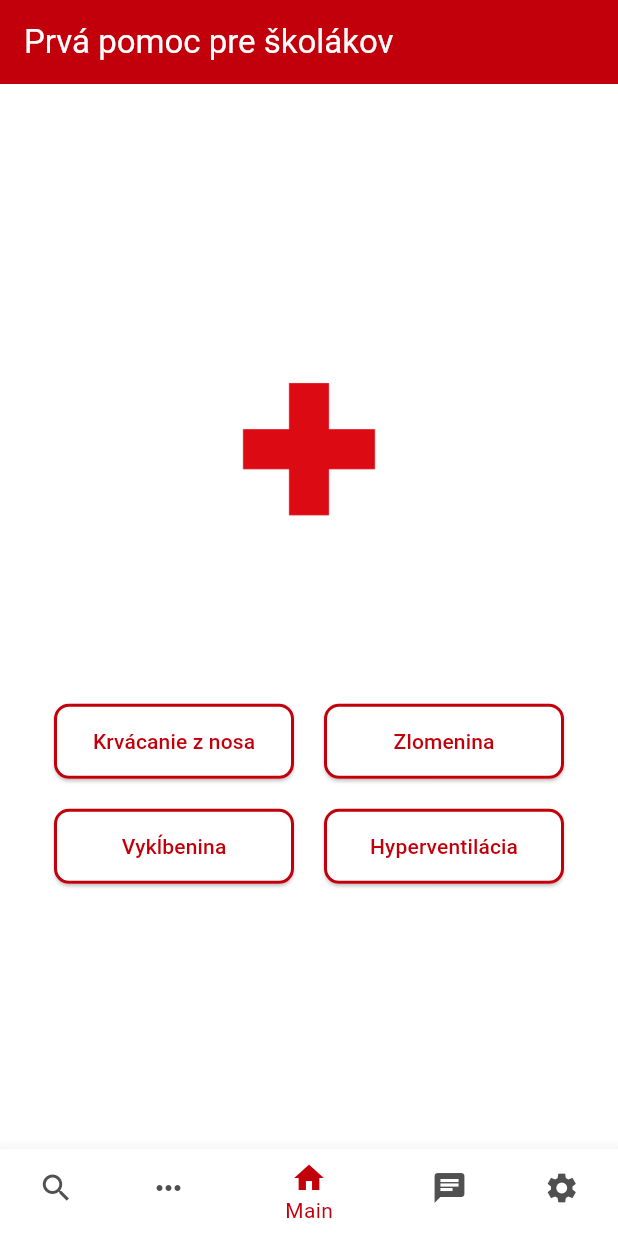
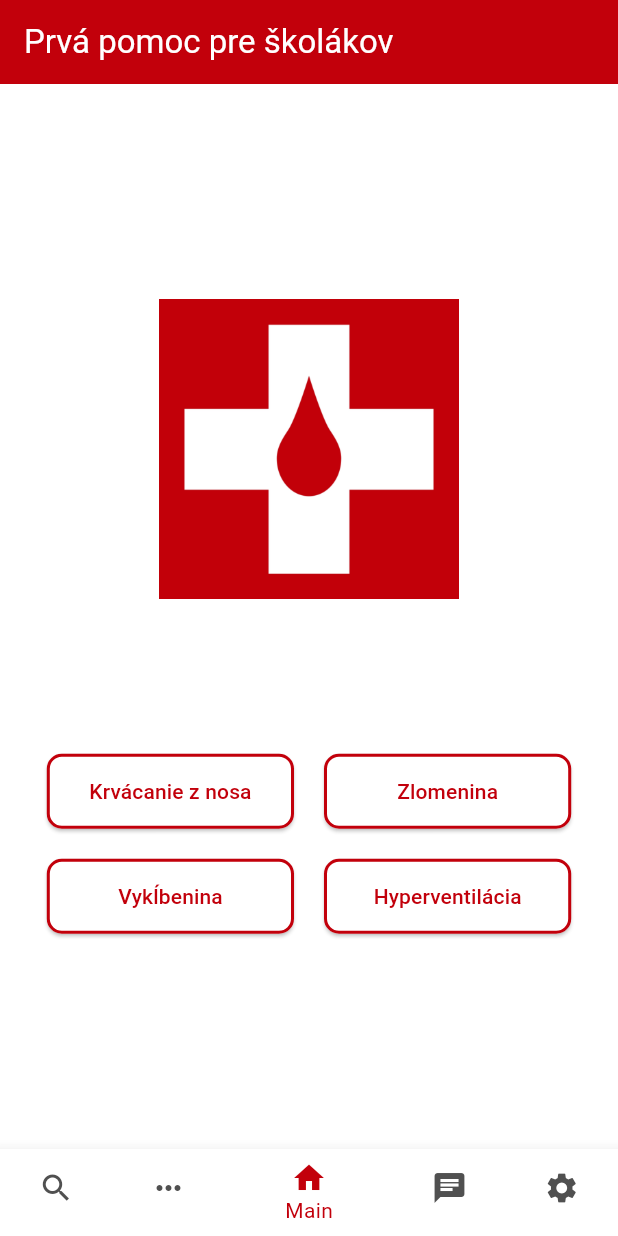
Before and after one commit to silverlion2238/FAA, a Flutter app: the screen it shows after launch, on a phone screen of 412 x 824 dp. Run offline on Flutter 3.47's test engine with Material 3 defaults, Android fonts, the light colour scheme and no system bars; our stand-ins replace connectivity_plus, flutter_tts; missing offline and left inert: dart:ffi.

Commit message:
Changed main page image

```diff
--- a/lib/functions/results_functions.dart
+++ b/lib/functions/results_functions.dart
@@ -668,7 +668,6 @@ Widget functionAsthmaAtt(context, {int pageNum = 1}) {
   );
 }
 
-
 Widget functionRecPos(context, {int pageNum = 1}) {
   final locale = Provider.of<LanguageModel>(context, listen: false).locale.languageCode;
   FlutterTtsSingleton.instance.stop();
--- a/lib/pages/main_page.dart
+++ b/lib/pages/main_page.dart
@@ -21,7 +21,7 @@ class MainPage extends StatelessWidget{
           mainAxisAlignment: MainAxisAlignment.center,
           children: <Widget>[
             Image.asset(
-              'images/Flag_of_the_Red_Cross.svg.png',
+              'images/single_icon_page-0001.jpg',
               width: 200,
             ),
             SizedBox(height: MediaQuery.of(context).size.height * 0.125,),
@@ -33,7 +33,7 @@ class MainPage extends StatelessWidget{
               children: <Widget>[
                 ElevatedButton(
                   style: ButtonStyle(
-                    minimumSize: WidgetStateProperty.all<Size>(Size(160, 50)),
+                    minimumSize: WidgetStateProperty.all<Size>(Size(MediaQuery.of(context).size.width * 0.4, 50)),
                     backgroundColor: WidgetStateProperty.all<Color>(Theme.of(context).colorScheme.surfaceTint),
                     shape: WidgetStateProperty.all<RoundedRectangleBorder>(
                       RoundedRectangleBorder(
@@ -53,7 +53,7 @@ class MainPage extends StatelessWidget{
 
                 ElevatedButton(
                   style: ButtonStyle(
-                    minimumSize: WidgetStateProperty.all<Size>(Size(160, 50)),
+                    minimumSize: WidgetStateProperty.all<Size>(Size(MediaQuery.of(context).size.width * 0.4, 50)),
                     backgroundColor: WidgetStateProperty.all<Color>(Theme.of(context).colorScheme.surfaceTint),
                     shape: WidgetStateProperty.all<RoundedRectangleBorder>(
                       RoundedRectangleBorder(
@@ -79,7 +79,7 @@ class MainPage extends StatelessWidget{
               children: <Widget>[
                 ElevatedButton(
                   style: ButtonStyle(
-                    minimumSize: WidgetStateProperty.all<Size>(Size(160, 50)),
+                    minimumSize: WidgetStateProperty.all<Size>(Size(MediaQuery.of(context).size.width * 0.4, 50)),
                     backgroundColor: WidgetStateProperty.all<Color>(Theme.of(context).colorScheme.surfaceTint),
                     shape: WidgetStateProperty.all<RoundedRectangleBorder>(
                       RoundedRectangleBorder(
@@ -96,7 +96,7 @@ class MainPage extends StatelessWidget{
                 SizedBox(width: 20),
                 ElevatedButton(
                   style: ButtonStyle(
-                    minimumSize: WidgetStateProperty.all<Size>(Size(160, 50)),
+                    minimumSize: WidgetStateProperty.all<Size>(Size(MediaQuery.of(context).size.width * 0.4, 50)),
                     backgroundColor: WidgetStateProperty.all<Color>(Theme.of(context).colorScheme.surfaceTint),
                     shape: WidgetStateProperty.all<RoundedRectangleBorder>(
                       RoundedRectangleBorder(
--- a/pubspec.yaml
+++ b/pubspec.yaml
@@ -67,6 +67,8 @@ flutter:
 
   # To add assets to your application, add an assets section, like this:
   assets:
+
+    - images/single_icon_page-0001.jpg
 
     - images/sja/sja-burn-or-a-scald-poster.png
 
```
